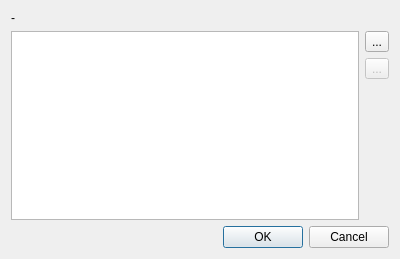
Qt form src/qmapshack/gis/summary/IGisSummarySetup.ui (Maproom/qmapshack) before a commit.
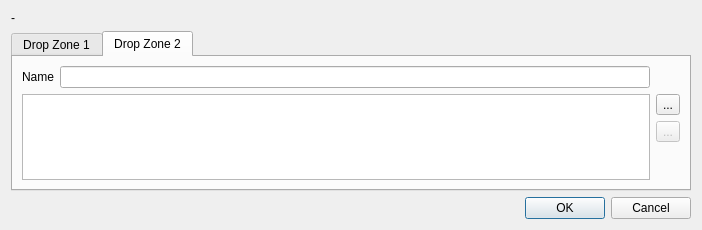
The same form after that commit. The open tabs and pages were chosen to show the change. Icons and pictures are not drawn.

Patch:
```diff
--- a/src/qmapshack/gis/summary/IGisSummarySetup.ui
+++ b/src/qmapshack/gis/summary/IGisSummarySetup.ui
@@ -6,8 +6,8 @@
    <rect>
     <x>0</x>
     <y>0</y>
-    <width>400</width>
-    <height>259</height>
+    <width>702</width>
+    <height>230</height>
    </rect>
   </property>
   <property name="windowTitle">
@@ -28,11 +28,23 @@
     </widget>
    </item>
    <item>
-    <layout class="QHBoxLayout" name="horizontalLayout">
-     <item>
-      <widget class="QListWidget" name="listWidget"/>
-     </item>
-     <item>
+    <widget class="QTabWidget" name="tabWidget">
+     <property name="currentIndex">
+      <number>0</number>
+     </property>
+     <widget class="QWidget" name="tab">
+      <attribute name="title">
+       <string>Drop Zone 1</string>
+      </attribute>
+      <layout class="QGridLayout" name="gridLayout">
+       <item row="1" column="0">
+        <widget class="QListWidget" name="listWidget1">
+         <property name="selectionMode">
+          <enum>QAbstractItemView::ExtendedSelection</enum>
+         </property>
+        </widget>
+       </item>
+       <item row="1" column="1">
       <layout class="QVBoxLayout" name="verticalLayout_2">
        <item>
         <widget class="QToolButton" name="toolAdd">
@@ -74,7 +86,89 @@
        </item>
       </layout>
      </item>
-    </layout>
+       <item row="0" column="0">
+        <layout class="QHBoxLayout" name="horizontalLayout">
+         <item>
+          <widget class="QLabel" name="label">
+           <property name="text">
+            <string>Name</string>
+           </property>
+          </widget>
+         </item>
+         <item>
+          <widget class="QLineEdit" name="lineName1"/>
+         </item>
+        </layout>
+       </item>
+      </layout>
+     </widget>
+     <widget class="QWidget" name="tab_2">
+      <attribute name="title">
+       <string>Drop Zone 2</string>
+      </attribute>
+      <layout class="QGridLayout" name="gridLayout_2">
+       <item row="1" column="0">
+        <widget class="QListWidget" name="listWidget2"/>
+       </item>
+       <item row="1" column="1">
+        <layout class="QVBoxLayout" name="verticalLayout_3">
+         <item>
+          <widget class="QToolButton" name="toolAdd2">
+           <property name="text">
+            <string>...</string>
+           </property>
+           <property name="icon">
+            <iconset resource="../../resources.qrc">
+             <normaloff>:/icons/32x32/Add.png</normaloff>:/icons/32x32/Add.png</iconset>
+           </property>
+          </widget>
+         </item>
+         <item>
+          <widget class="QToolButton" name="toolDel2">
+           <property name="enabled">
+            <bool>false</bool>
+           </property>
+           <property name="text">
+            <string>...</string>
+           </property>
+           <property name="icon">
+            <iconset resource="../../resources.qrc">
+             <normaloff>:/icons/32x32/DeleteMultiple.png</normaloff>:/icons/32x32/DeleteMultiple.png</iconset>
+           </property>
+          </widget>
+         </item>
+         <item>
+          <spacer name="verticalSpacer">
+           <property name="orientation">
+            <enum>Qt::Vertical</enum>
+           </property>
+           <property name="sizeHint" stdset="0">
+            <size>
+             <width>20</width>
+             <height>40</height>
+            </size>
+           </property>
+          </spacer>
+         </item>
+        </layout>
+       </item>
+       <item row="0" column="0">
+        <layout class="QHBoxLayout" name="horizontalLayout_2">
+         <item>
+          <widget class="QLabel" name="label_2">
+           <property name="text">
+            <string>Name</string>
+           </property>
+          </widget>
+         </item>
+         <item>
+          <widget class="QLineEdit" name="lineName2"/>
+         </item>
+        </layout>
+       </item>
+      </layout>
+     </widget>
+    </widget>
    </item>
    <item>
     <widget class="QDialogButtonBox" name="buttonBox">
```
Left out of the diff: 4 changed lines with no effect on the pictures. Lines whose indentation alone changed are shown as unchanged.
